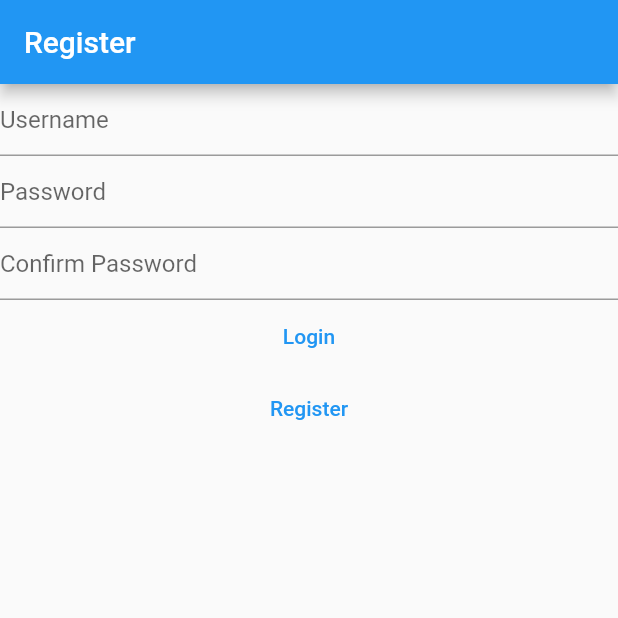
After one commit to GhilesKo/A21-4205N6-KickMyFlutter-Kouaou, a Flutter app: the screen it shows after launch, after a tap on "Register", on a phone screen of 412 x 824 dp, the top half of it. The commit adds this screen. Run offline on Flutter 3.47's test engine with Material 2 defaults, Android fonts, the phone set to English and light mode, and no system bars; our stand-ins replace cookie_jar, dio, dio_cookie_manager; accounts and stored records are empty.

Commit message:
PROGRES - Avancement requete signup

```diff
--- a/lib/main.dart
+++ b/lib/main.dart
@@ -1,10 +1,10 @@
 import 'package:flutter/material.dart';
-import 'package:kickmyflutter/screens/Auth/AuthPageState.dart';
-import 'package:kickmyflutter/screens/Auth/login.dart';
+import 'package:kickmyflutter/screens/AuthPageState.dart';
+import 'package:kickmyflutter/widgets/Login.dart';
 import 'package:kickmyflutter/screens/HomePage.dart';
 import 'package:provider/provider.dart';
 
-import 'models/user.dart';
+import 'models/User.dart';
 
 void main() {
   runApp(const MyApp());
@@ -13,16 +13,17 @@ void main() {
 class MyApp extends StatelessWidget {
   const MyApp({Key? key}) : super(key: key);
 
-
   @override
   Widget build(BuildContext context) {
-    return MaterialApp(
-      title: 'Flutter Demo',
-      theme: ThemeData(
-
-        primarySwatch: Colors.blue,
+    return ChangeNotifierProvider<UserModel>.value(
+      value: UserModel(),
+      child: MaterialApp(
+        title: 'Flutter Demo',
+        theme: ThemeData(
+          primarySwatch: Colors.blue,
+        ),
+        home: Wrapper(),
       ),
-      home: const AuthPage(),
     );
   }
 }
@@ -34,9 +35,9 @@ class Wrapper extends StatelessWidget {
     return Consumer<UserModel>(
       builder: (context, userModel, child) {
         if (userModel.user == null) {
-          return AuthPage();
+          return const AuthPage();
         } else {
-          return HomePage();
+          return const HomePage();
         }
       },
     );
--- /dev/null
+++ b/lib/models/DTOs/SigninResponse.dart
@@ -0,0 +1,6 @@
+
+
+class SigninResponse {
+  String username;
+  SigninResponse(this.username);
+}
--- /dev/null
+++ b/lib/models/DTOs/SignupRequest.dart
@@ -0,0 +1,16 @@
+ class SignupRequest {
+
+   String username;
+   String password;
+
+   SignupRequest(this.username,this.password);
+
+   Map<String, dynamic> toJson() {
+      return {
+         'username': username,
+         'password': password,
+      };
+   }
+
+
+}
--- a/lib/models/user.dart
+++ b/lib/models/user.dart
@@ -1,11 +1,9 @@
-
 import 'package:flutter/material.dart';
 
 class User {
-  String? username;
+  String username;
 
-
-  User({ this.username });
+  User(this.username);
 
 /*  User.fromJson(Map<String, dynamic> json) {
     username = json['username'];
@@ -19,7 +17,6 @@ class UserModel extends ChangeNotifier {
 
   set user(User? value) {
     _user = value;
-
     //here the model value changes. you can call 'notifyListeners' to notify all the 'Consumer<UserModel>'
     notifyListeners();
   }
--- a/lib/screens/Auth/AuthPageState.dart
+++ b/lib/screens/AuthPageState.dart
@@ -1,6 +1,6 @@
 import 'package:flutter/material.dart';
-import 'package:kickmyflutter/screens/Auth/inscription.dart';
-import 'package:kickmyflutter/screens/Auth/login.dart';
+import 'package:kickmyflutter/widgets/Inscription.dart';
+import 'package:kickmyflutter/widgets/Login.dart';
 
 class AuthPage extends StatefulWidget {
   const AuthPage({Key? key}) : super(key: key);
@@ -17,8 +17,10 @@ class _AuthPageState extends State<AuthPage> {
   @override
   Widget build(BuildContext context) {
     if(isLogin){
-      return LoginScreen(onClickedSignUp :toggle);
+
+      return Login(onClickedSignUp :toggle);
     }
-    return RegisterScreen(onClickedSignIn:toggle);
+    return Register(onClickedSignIn:toggle);
   }
+
 }
--- /dev/null
+++ b/lib/widgets/Inscription.dart
@@ -0,0 +1,68 @@
+import 'package:flutter/material.dart';
+import 'package:kickmyflutter/models/DTOs/SignupRequest.dart';
+
+import '../services/auth_service.dart';
+
+class Register extends StatefulWidget {
+  const Register({Key? key, required this.onClickedSignIn})
+      : super(key: key);
+  final Function() onClickedSignIn;
+
+  @override
+  State<Register> createState() => _RegisterState();
+}
+
+class _RegisterState extends State<Register> {
+  final emailController = TextEditingController();
+  final passwordController = TextEditingController();
+  final password2Controller = TextEditingController();
+
+
+  Future<void> _signUp() async {
+
+    final SignupRequest request = SignupRequest( emailController.text, passwordController.text);
+    try{
+      await signUp(request);
+
+    }catch(e){}
+  }
+
+  @override
+  Widget build(BuildContext context) {
+    return Scaffold(
+      appBar: AppBar(title: Text("Register")),
+      body: Column(
+        children: [
+          TextFormField(
+            controller: emailController,
+            decoration: const InputDecoration(hintText: 'Username'),
+          ),
+          TextFormField(
+            controller: passwordController,
+            decoration: const InputDecoration(hintText: 'Password'),
+            obscureText: true,
+          ),
+          TextFormField(
+            controller: password2Controller,
+            decoration: const InputDecoration(hintText: 'Confirm Password'),
+            obscureText: true,
+          ),
+          TextButton(
+              onPressed: widget.onClickedSignIn, child: const Text("Login")),
+          TextButton(onPressed: _signUp , child: const Text("Register")),
+        ],
+      ),
+    );
+  }
+
+  @override
+  void dispose() {
+    // Clean up the controller when the widget is removed from the
+    // widget tree.
+    emailController.dispose();
+    passwordController.dispose();
+    super.dispose();
+  }
+
+
+}
--- a/lib/screens/Auth/login.dart
+++ b/lib/widgets/Login.dart
@@ -2,16 +2,16 @@ import 'package:flutter/material.dart';
 
 
 
-class LoginScreen extends StatefulWidget {
-  const LoginScreen({Key? key, required this.onClickedSignUp}) : super(key: key);
+class Login extends StatefulWidget {
+  const Login({Key? key, required this.onClickedSignUp}) : super(key: key);
 
   final Function() onClickedSignUp;
 
   @override
-  State<LoginScreen> createState() => _LoginScreenState();
+  State<Login> createState() => _LoginState();
 }
 
-class _LoginScreenState extends State<LoginScreen> {
+class _LoginState extends State<Login> {
   final emailController = TextEditingController();
   final passwordController = TextEditingController();
   @override
--- a/pubspec.yaml
+++ b/pubspec.yaml
@@ -35,6 +35,9 @@ dependencies:
   # Use with the CupertinoIcons class for iOS style icons.
   cupertino_icons: ^1.0.2
   provider: ^6.0.3
+  dio: ^4.0.6
+  dio_cookie_manager: ^2.0.0
+
 
 dev_dependencies:
   flutter_test:
```
Also changed, not shown: lib/models/SingletonDio.dart (added, +13 -0 lines), lib/screens/Auth/inscription.dart (deleted, +0 -55 lines), lib/screens/HomePage.dart (+9 -5 lines), lib/services/auth_service.dart (added, +14 -0 lines), pubspec.lock.
